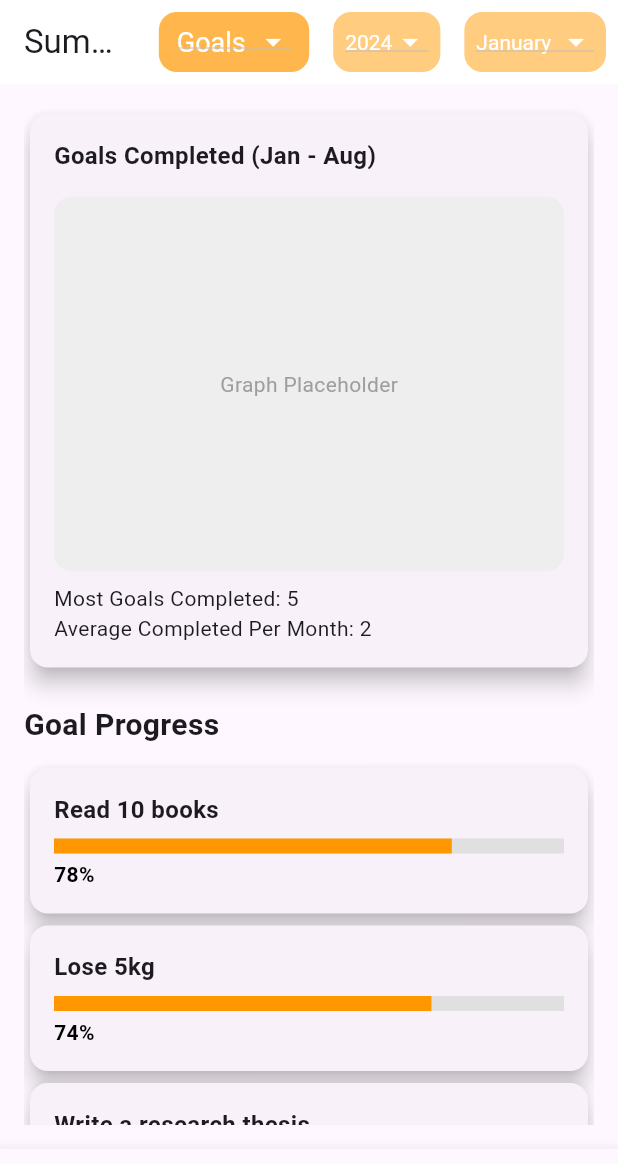
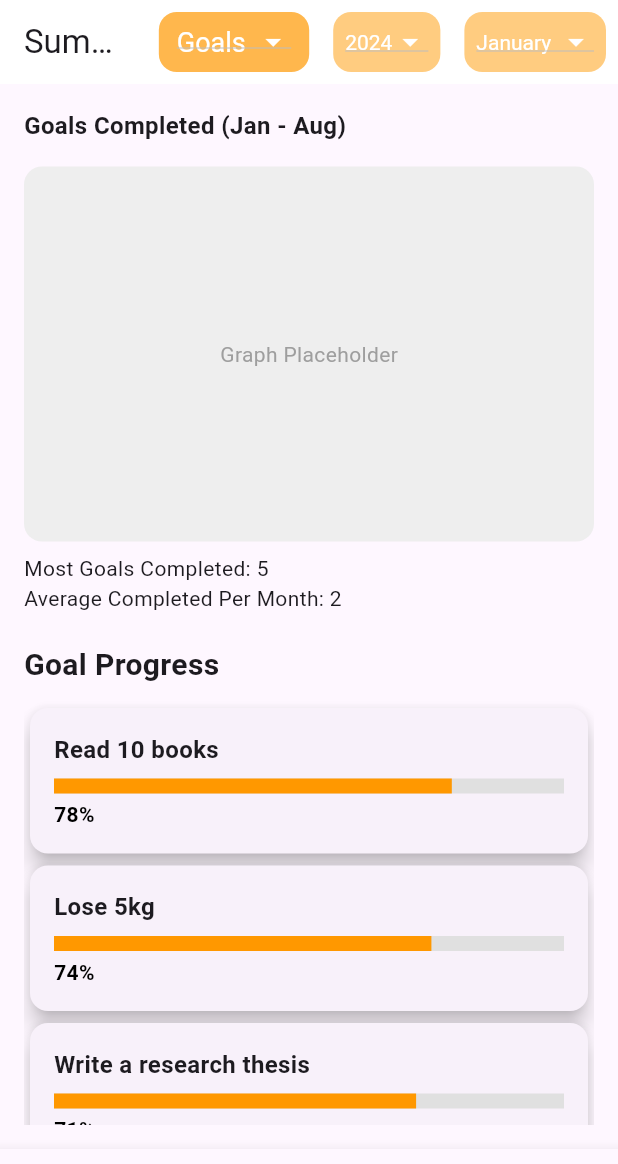
Before and after one commit to AdrielTTE/Habitect, a Flutter app: the screen it shows after launch, on a phone screen of 412 x 824 dp. Shown: the top 1164 px of the screen. Run offline on Flutter 3.47's test engine with Material 3 defaults, Android fonts, the phone set to English and light mode, and no system bars; our stand-ins replace pie_chart.

Commit message:
Changed some more stuff

```diff
--- a/lib/streakTracking.dart
+++ b/lib/streakTracking.dart
@@ -132,15 +132,9 @@ class _StreakTrackingState extends State<StreakTracking> {
         padding: const EdgeInsets.all(16.0),
         child: ListView(
           children: [
-            // Graph Section (Line Chart)
-            Card(
-              elevation: 6,
-              shape: RoundedRectangleBorder(
-                borderRadius: BorderRadius.circular(12),
-              ),
-              child: Padding(
-                padding: const EdgeInsets.all(16.0),
-                child: Column(
+            // Conditional rendering based on selectedCategory
+            if (selectedCategory == 'Goals')
+              Column(
                 crossAxisAlignment: CrossAxisAlignment.start,
                 children: [
                   const Text(
@@ -151,7 +145,7 @@ class _StreakTrackingState extends State<StreakTracking> {
                     ),
                   ),
                   const SizedBox(height: 16),
-                    // Line Chart Placeholder (use your own graph logic here)
+                  // Graph Section for Goals
                   Container(
                     height: 250,
                     decoration: BoxDecoration(
@@ -160,7 +154,7 @@ class _StreakTrackingState extends State<StreakTracking> {
                     ),
                     child: const Center(
                       child: Text(
-                          'Graph Placeholder',
+                        'Graph Placeholder', // Replace with actual graph
                         style: TextStyle(color: Colors.grey),
                       ),
                     ),
@@ -168,12 +162,7 @@ class _StreakTrackingState extends State<StreakTracking> {
                   const SizedBox(height: 8),
                   const Text('Most Goals Completed: 5'),
                   const Text('Average Completed Per Month: 2'),
-                  ],
-                ),
-              ),
-            ),
                   const SizedBox(height: 20),
-            // Goal Progress Section
                   const Text(
                     'Goal Progress',
                     style: TextStyle(fontSize: 20, fontWeight: FontWeight.bold),
@@ -181,13 +170,52 @@ class _StreakTrackingState extends State<StreakTracking> {
                   const SizedBox(height: 10),
                   ..._buildGoalProgressCards(),
                   const SizedBox(height: 20),
-            // Priority Chart (Pie Chart using pie_chart package)
                   const Text(
                     'Priority Chart',
                     style: TextStyle(fontSize: 20, fontWeight: FontWeight.bold),
                   ),
                   const SizedBox(height: 10),
                   _buildPriorityChart(),
+                ],
+              ),
+            if (selectedCategory == 'To Do')
+              Column(
+                crossAxisAlignment: CrossAxisAlignment.start,
+                children: [
+                  const Text(
+                    'To Do Completed (Jan - Aug)',
+                    style: TextStyle(
+                      fontSize: 16,
+                      fontWeight: FontWeight.bold,
+                    ),
+                  ),
+                  const SizedBox(height: 16),
+                  // Graph Section for To Do
+                  Container(
+                    height: 250,
+                    decoration: BoxDecoration(
+                      color: Colors.grey.shade200,
+                      borderRadius: BorderRadius.circular(12),
+                    ),
+                    child: const Center(
+                      child: Text(
+                        'Graph Placeholder', // Replace with actual graph
+                        style: TextStyle(color: Colors.grey),
+                      ),
+                    ),
+                  ),
+                  const SizedBox(height: 8),
+                  const Text('Most To Dos Completed: 18'),
+                  const Text('Average Completed Per Week: 9'),
+                  const SizedBox(height: 20),
+                  const Text(
+                    'To Do Progress',
+                    style: TextStyle(fontSize: 20, fontWeight: FontWeight.bold),
+                  ),
+                  const SizedBox(height: 10),
+                  _buildPriorityChart(),
+                ],
+              ),
           ],
         ),
       ),
```
Lines whose indentation alone changed are shown as unchanged.
